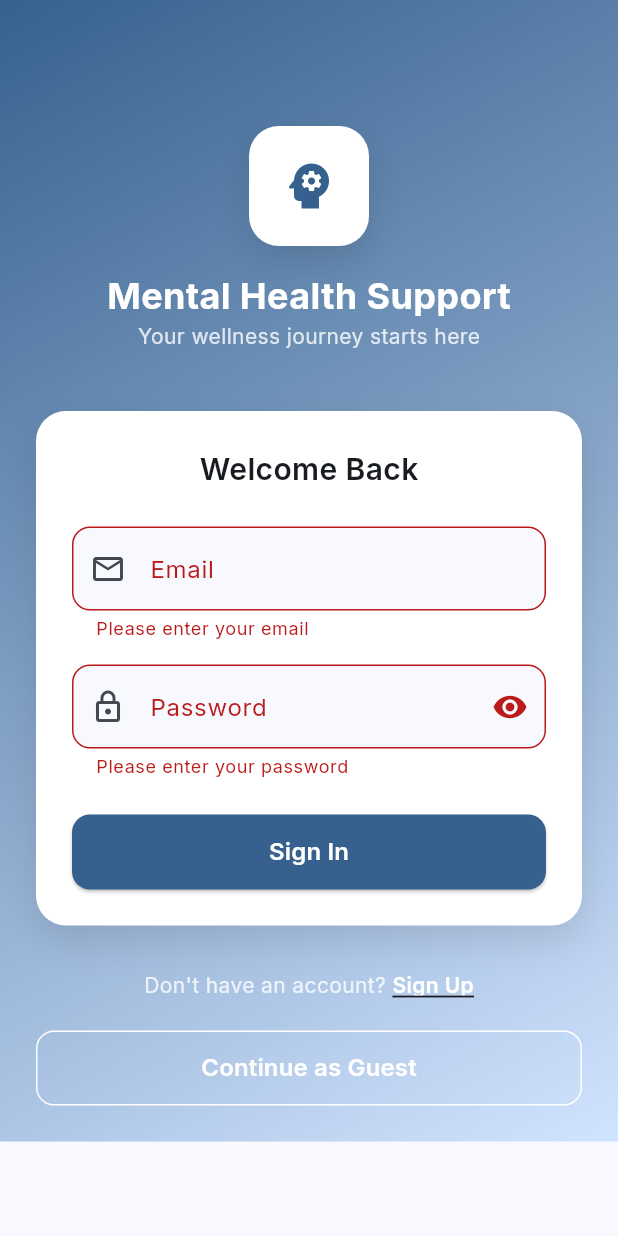
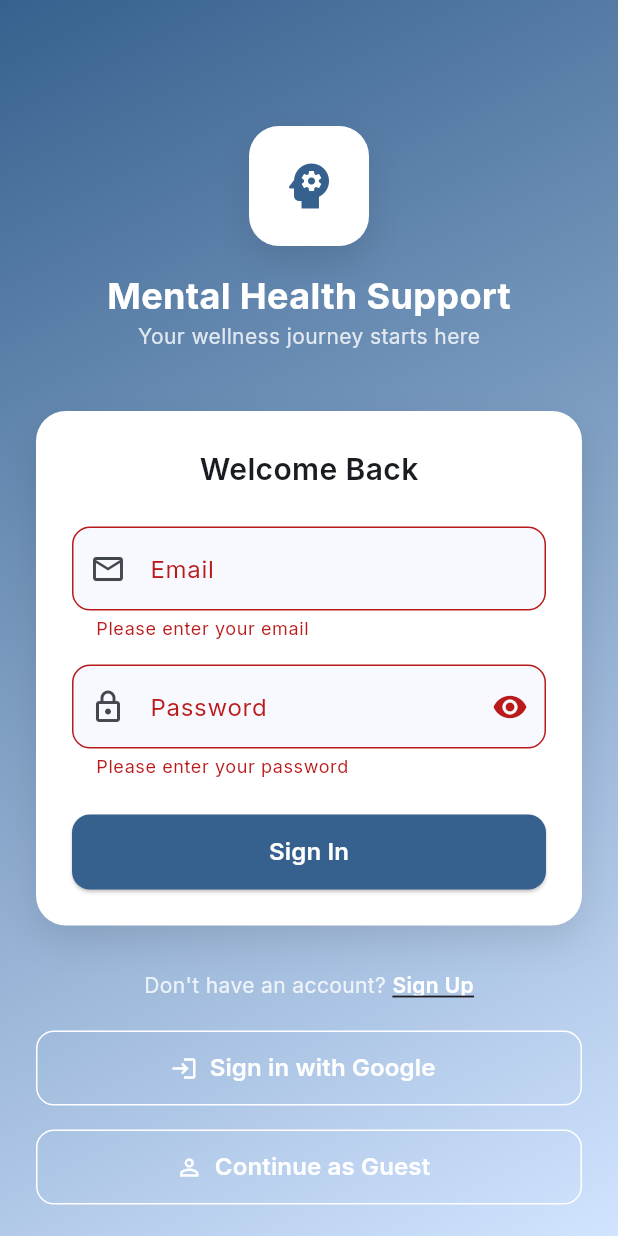
Before and after one commit to Mirthavarshine/digital-mental-health-app, a Flutter app: the LoginScreen screen opened by its route, after a tap on "Sign In", on a phone screen of 412 x 824 dp. Run offline on Flutter 3.47's test engine with Material 3 defaults, Android fonts, the phone set to English and light mode, and no system bars; our stand-ins replace cloud_firestore, equatable, firebase_auth, firebase_core, fl_chart, google_fonts and 3 more; accounts and stored records are empty.

Commit message:
🔐 Complete Authentication System Implementation
✅ Fixed Firebase Configuration:
- Updated firebase_options.dart with correct digitalmentalhealthapp project credentials
- Created web app in Firebase project
- Configured proper API keys and project settings

✅ Enhanced Authentication Service:
- Added Google Sign-In integration with google_sign_in package
- Improved error handling for all authentication methods
- Added proper sign-out functionality for Google accounts

✅ Updated Login Screen:
- Added Google Sign-In button with proper styling
- Enhanced UI with icons for all authentication methods
- Improved error messages and user feedback
- Added loading states for all authentication flows

✅ Authentication Methods Working:
- Email/Password sign-up and login
- Google Sign-In with OAuth flow
- Anonymous/Guest login
- Proper error handling and user feedback

✅ Dependencies Added:
- google_sign_in: ^6.2.1 for Google authentication
- All authentication flows tested and working

✅ Documentation:
- Created comprehensive Firebase setup guide
- Added troubleshooting instructions
- Included testing procedures for all auth methods

🚀 App deployed to: https://digitalmentalhealthapp.web.app
📋 Setup guide: FIREBASE_AUTH_SETUP.md

```diff
--- a/lib/screens/auth/login_screen.dart
+++ b/lib/screens/auth/login_screen.dart
@@ -90,6 +90,8 @@ class _LoginScreenState extends State<LoginScreen>
                     const SizedBox(height: 30),
                     _buildToggleAuth(),
                     const SizedBox(height: 20),
+                    _buildGoogleSignIn(),
+                    const SizedBox(height: 16),
                     _buildAnonymousSignIn(),
                   ],
                 ),
@@ -301,13 +303,42 @@ class _LoginScreenState extends State<LoginScreen>
     );
   }
 
+  Widget _buildGoogleSignIn() {
+    return Consumer<AuthService>(
+      builder: (context, authService, child) {
+        return SizedBox(
+          width: double.infinity,
+          height: 50,
+          child: OutlinedButton.icon(
+            onPressed: authService.isLoading ? null : _handleGoogleSignIn,
+            style: OutlinedButton.styleFrom(
+              foregroundColor: Colors.white,
+              side: const BorderSide(color: Colors.white),
+              shape: RoundedRectangleBorder(
+                borderRadius: BorderRadius.circular(12),
+              ),
+            ),
+            icon: const Icon(Icons.login, color: Colors.white),
+            label: Text(
+              'Sign in with Google',
+              style: GoogleFonts.inter(
+                fontSize: 16,
+                fontWeight: FontWeight.w600,
+              ),
+            ),
+          ),
+        );
+      },
+    );
+  }
+
   Widget _buildAnonymousSignIn() {
     return Consumer<AuthService>(
       builder: (context, authService, child) {
         return SizedBox(
           width: double.infinity,
           height: 50,
-          child: OutlinedButton(
+          child: OutlinedButton.icon(
             onPressed: authService.isLoading ? null : _handleAnonymousSignIn,
             style: OutlinedButton.styleFrom(
               foregroundColor: Colors.white,
@@ -316,7 +347,8 @@ class _LoginScreenState extends State<LoginScreen>
                 borderRadius: BorderRadius.circular(12),
               ),
             ),
-            child: Text(
+            icon: const Icon(Icons.person_outline, color: Colors.white),
+            label: Text(
               'Continue as Guest',
               style: GoogleFonts.inter(
                 fontSize: 16,
@@ -352,6 +384,49 @@ class _LoginScreenState extends State<LoginScreen>
           SnackBar(
             content: Text(
               _isSignUp ? 'Account created successfully!' : 'Welcome back!',
+              style: GoogleFonts.inter(),
+            ),
+            backgroundColor: Theme.of(context).colorScheme.primary,
+          ),
+        );
+      }
+    } on FirebaseAuthException catch (e) {
+      if (mounted) {
+        String errorMessage = _getErrorMessage(e.code);
+        ScaffoldMessenger.of(context).showSnackBar(
+          SnackBar(
+            content: Text(
+              errorMessage,
+              style: GoogleFonts.inter(),
+            ),
+            backgroundColor: Colors.red,
+          ),
+        );
+      }
+    } catch (e) {
+      if (mounted) {
+        ScaffoldMessenger.of(context).showSnackBar(
+          SnackBar(
+            content: Text(
+              'Error: ${e.toString()}',
+              style: GoogleFonts.inter(),
+            ),
+            backgroundColor: Colors.red,
+          ),
+        );
+      }
+    }
+  }
+
+  Future<void> _handleGoogleSignIn() async {
+    try {
+      final user = await context.read<AuthService>().signInWithGoogle();
+
+      if (user != null && mounted) {
+        ScaffoldMessenger.of(context).showSnackBar(
+          SnackBar(
+            content: Text(
+              'Welcome, ${user.displayName ?? user.email}!',
               style: GoogleFonts.inter(),
             ),
             backgroundColor: Theme.of(context).colorScheme.primary,
--- a/pubspec.yaml
+++ b/pubspec.yaml
@@ -20,6 +20,9 @@ dependencies:
   firebase_core: ^3.5.0
   firebase_auth: ^5.2.0
   cloud_firestore: ^5.4.4
+
+  # Google Sign-In
+  google_sign_in: ^6.2.1
 
   # Animations
   flutter_animate: ^4.5.0
```
Also changed, not shown: lib/services/auth_service.dart (+43 -0 lines), lib/firebase_options.dart, pubspec.lock, 6 other files.
